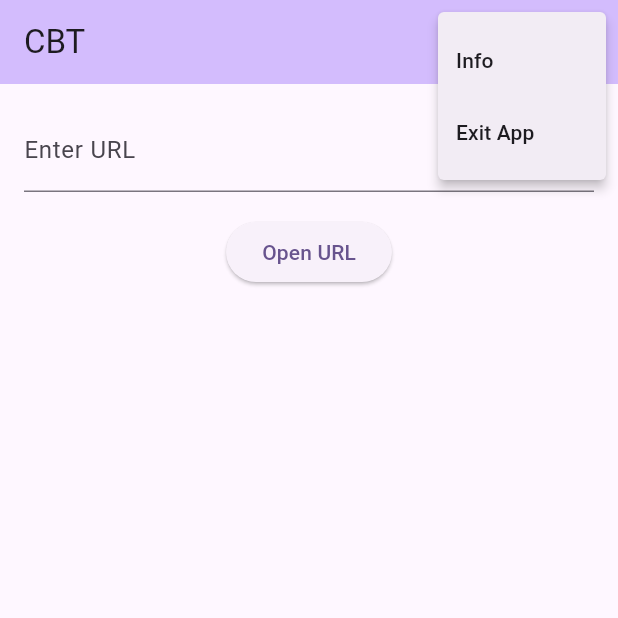
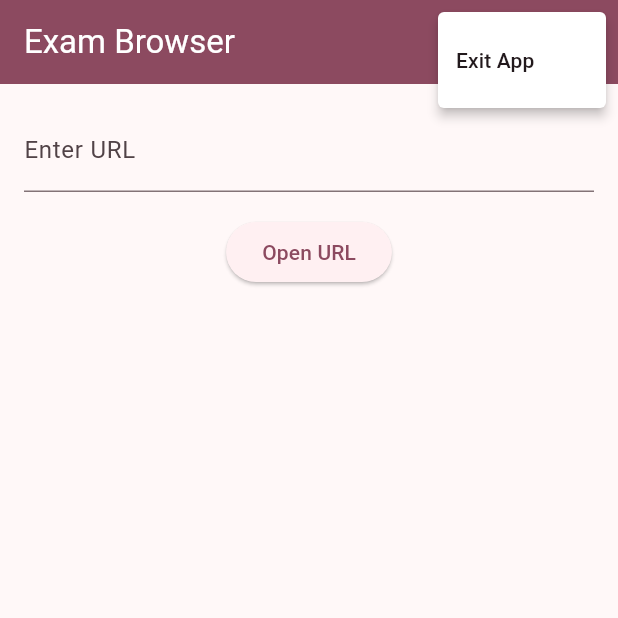
Before and after one commit to elizielx/exam-browser, a Flutter app: the screen it shows after launch, after a tap on the "more vert" icon, on a phone screen of 412 x 824 dp, the top half of it. Run offline on Flutter 3.47's test engine with Material 2 defaults, Android fonts, the phone set to English and light mode, and no system bars; our stand-ins replace webview_flutter.

Commit message:
refactor: colors

```diff
--- a/lib/main.dart
+++ b/lib/main.dart
@@ -14,16 +14,16 @@ class ExamBrowserApp extends StatelessWidget {
   @override
   Widget build(BuildContext context) {
     return MaterialApp(
-      title: 'CBT',
+      title: 'Exam Browser',
       theme: ThemeData(
-        colorScheme: ColorScheme.fromSeed(seedColor: Colors.deepPurple),
+        colorScheme: ColorScheme.fromSeed(seedColor: Colors.black),
         useMaterial3: true,
       ),
       home: WillPopScope(
         onWillPop: () async {
           return false;
         },
-        child: const HomePage(title: 'CBT'),
+        child: const HomePage(title: 'Exam Browser'),
       ),
     );
   }
@@ -49,8 +49,11 @@ class _HomePageState extends State<HomePage> {
   Widget build(BuildContext context) {
     return Scaffold(
       appBar: AppBar(
-        backgroundColor: Theme.of(context).colorScheme.inversePrimary,
-        title: Text(widget.title),
+        backgroundColor: Theme.of(context).colorScheme.primary,
+        title: Text(
+          widget.title,
+          style: const TextStyle(color: Colors.white),
+        ),
         actions: const [AppPopupMenuButton()],
       ),
       body: Padding(
@@ -110,8 +113,11 @@ class BrowserScreen extends StatelessWidget {
 
     return Scaffold(
       appBar: AppBar(
-        title: const Text('Browser'),
-        backgroundColor: Theme.of(context).colorScheme.inversePrimary,
+        title: const Text(
+          'Browser',
+          style: TextStyle(color: Colors.white),
+        ),
+        backgroundColor: Theme.of(context).colorScheme.primary,
         automaticallyImplyLeading: false,
         actions: const [AppPopupMenuButton()],
       ),
@@ -127,9 +133,7 @@ class AppPopupMenuButton extends StatelessWidget {
   Widget build(BuildContext context) {
     return PopupMenuButton<String>(
       onSelected: (value) {
-        if (value == 'info') {
-          // handle info
-        } else if (value == 'exit') {
+        if (value == 'exit') {
           if (Platform.isAndroid) {
             SystemNavigator.pop();
           } else if (Platform.isIOS) {
@@ -137,10 +141,9 @@ class AppPopupMenuButton extends StatelessWidget {
           }
         }
       },
-      itemBuilder: (BuildContext context) => [
-        const PopupMenuItem(value: 'info', child: Text('Info')),
-        const PopupMenuItem(value: 'exit', child: Text('Exit App'))
-      ],
+      color: Colors.white,
+      itemBuilder: (BuildContext context) =>
+          [const PopupMenuItem(value: 'exit', child: Text('Exit App'))],
     );
   }
 }
```
